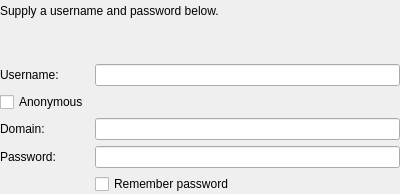
This is kdeui/dialogs/kpassworddialog.ui in KDE/kdelibs as Qt 5 draws it before an edit. The edited form follows.
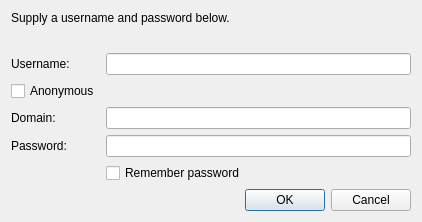
This is the edited form. Custom widgets are drawn as their Qt base class.

Commit message: Port away from KDialog

```diff
--- a/kdeui/dialogs/kpassworddialog.ui
+++ b/kdeui/dialogs/kpassworddialog.ui
@@ -1,7 +1,7 @@
 <?xml version="1.0" encoding="UTF-8"?>
 <ui version="4.0">
  <class>KPasswordDialog</class>
- <widget class="QWidget" name="KPasswordDialog">
+ <widget class="QDialog" name="KPasswordDialog">
   <property name="geometry">
    <rect>
     <x>0</x>
@@ -10,10 +10,7 @@
     <height>194</height>
    </rect>
   </property>
-  <layout class="QVBoxLayout">
-   <property name="margin">
-    <number>0</number>
-   </property>
+  <layout class="QVBoxLayout" name="vBoxLayout">
    <item>
     <layout class="QHBoxLayout">
      <property name="margin">
@@ -126,6 +123,13 @@
      </item>
     </layout>
    </item>
+   <item>
+    <widget class="QDialogButtonBox" name="buttonBox">
+     <property name="standardButtons">
+      <set>QDialogButtonBox::Cancel|QDialogButtonBox::Ok</set>
+     </property>
+    </widget>
+   </item>
   </layout>
  </widget>
  <customwidgets>
```
Left out of the diff: 35 changed lines with no effect on the pictures. The commit also changes 4 other files.
